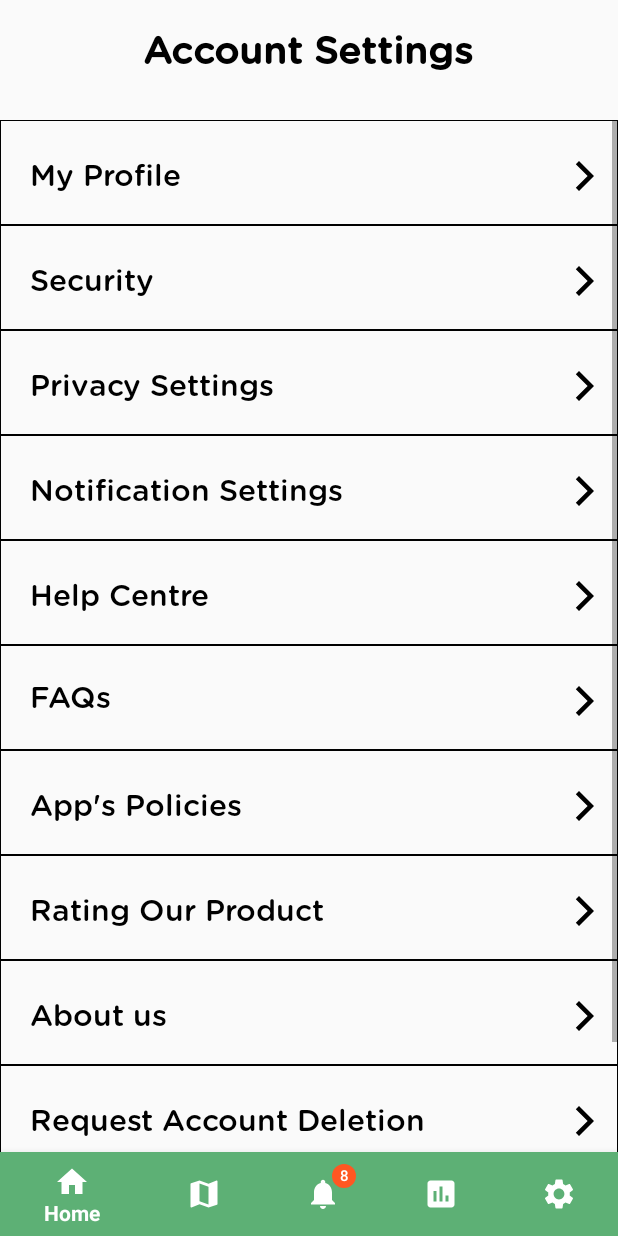
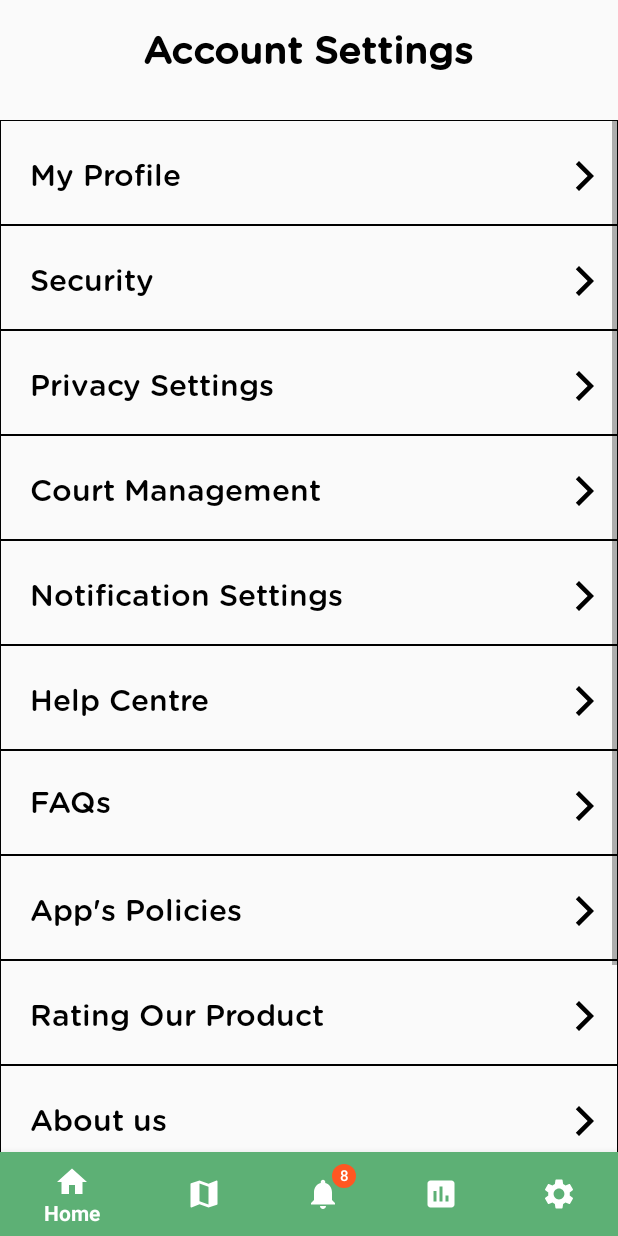
Before and after one commit to sonyrich/tennis-booking, an Android app: the fragment SettingFragment placed in its activity, on a phone screen of 412 x 824 dp. Run offline under Robolectric (Android 15) with nearby library versions, the light colour scheme and no system bars.

Commit message:
re-add court management

```diff
--- a/app/src/main/java/com/example/tennis_booking/SettingFragment.java
+++ b/app/src/main/java/com/example/tennis_booking/SettingFragment.java
@@ -36,6 +36,15 @@ public class SettingFragment extends Fragment {
             }
         });
 
+        tv_courtmgr = (TextView) rootView.findViewById(R.id.tv_courtmgr);
+        tv_courtmgr.setOnClickListener(new View.OnClickListener() {
+            @Override
+            public void onClick(View v) {
+                Intent intent = new Intent(getContext(), ListCourse2.class);
+                startActivity(intent);
+            }
+        });
+
         cl = (ConstraintLayout) rootView.findViewById(R.id.setting1);
         cl.setOnClickListener(new View.OnClickListener() {
             @Override
--- a/app/src/main/res/layout/fragment_setting.xml
+++ b/app/src/main/res/layout/fragment_setting.xml
@@ -137,12 +137,12 @@
                 app:layout_constraintTop_toBottomOf="@+id/setting3">
 
                 <TextView
-                    android:id="@+id/tvSetting4"
+                    android:id="@+id/tv_courtmgr"
                     android:layout_width="250dp"
                     android:layout_height="30dp"
                     android:layout_marginStart="20dp"
                     android:layout_marginTop="22dp"
-                    android:text="Notification Settings"
+                    android:text="Court Management"
                     android:fontFamily="@font/gotham"
                     android:textColor="@color/black"
                     android:textSize="20sp"
@@ -170,11 +170,11 @@
 
                 <TextView
                     android:id="@+id/tvSetting5"
-                    android:layout_width="150dp"
+                    android:layout_width="250dp"
                     android:layout_height="30dp"
                     android:layout_marginStart="20dp"
                     android:layout_marginTop="22dp"
-                    android:text="Help Centre"
+                    android:text="Notification Settings"
                     android:fontFamily="@font/gotham"
                     android:textColor="@color/black"
                     android:textSize="20sp"
@@ -202,14 +202,14 @@
 
                 <TextView
                     android:id="@+id/tvSetting6"
-                    android:layout_width="200dp"
+                    android:layout_width="150dp"
                     android:layout_height="30dp"
                     android:layout_marginStart="20dp"
+                    android:layout_marginTop="22dp"
+                    android:text="Help Centre"
                     android:fontFamily="@font/gotham"
-                    android:text="FAQs"
                     android:textColor="@color/black"
                     android:textSize="20sp"
-                    app:layout_constraintBottom_toBottomOf="parent"
                     app:layout_constraintStart_toStartOf="parent"
                     app:layout_constraintTop_toTopOf="parent" />
 
@@ -237,11 +237,11 @@
                     android:layout_width="200dp"
                     android:layout_height="30dp"
                     android:layout_marginStart="20dp"
-                    android:layout_marginTop="22dp"
-                    android:text="App's Policies"
                     android:fontFamily="@font/gotham"
+                    android:text="FAQs"
                     android:textColor="@color/black"
                     android:textSize="20sp"
+                    app:layout_constraintBottom_toBottomOf="parent"
                     app:layout_constraintStart_toStartOf="parent"
                     app:layout_constraintTop_toTopOf="parent" />
 
@@ -270,7 +270,7 @@
                     android:layout_height="30dp"
                     android:layout_marginStart="20dp"
                     android:layout_marginTop="22dp"
-                    android:text="Rating Our Product"
+                    android:text="App's Policies"
                     android:fontFamily="@font/gotham"
                     android:textColor="@color/black"
                     android:textSize="20sp"
@@ -302,7 +302,7 @@
                     android:layout_height="30dp"
                     android:layout_marginStart="20dp"
                     android:layout_marginTop="22dp"
-                    android:text="About us"
+                    android:text="Rating Our Product"
                     android:fontFamily="@font/gotham"
                     android:textColor="@color/black"
                     android:textSize="20sp"
@@ -330,6 +330,38 @@
 
                 <TextView
                     android:id="@+id/tvSetting10"
+                    android:layout_width="200dp"
+                    android:layout_height="30dp"
+                    android:layout_marginStart="20dp"
+                    android:layout_marginTop="22dp"
+                    android:text="About us"
+                    android:fontFamily="@font/gotham"
+                    android:textColor="@color/black"
+                    android:textSize="20sp"
+                    app:layout_constraintStart_toStartOf="parent"
+                    app:layout_constraintTop_toTopOf="parent" />
+
+                <ImageView
+                    android:layout_width="wrap_content"
+                    android:layout_height="wrap_content"
+                    android:layout_marginTop="25dp"
+                    android:layout_marginEnd="10dp"
+                    android:src="@drawable/ic_baseline_arrow_forward_ios_24"
+                    app:layout_constraintEnd_toEndOf="parent"
+                    app:layout_constraintTop_toTopOf="parent" />
+
+            </androidx.constraintlayout.widget.ConstraintLayout>
+
+            <androidx.constraintlayout.widget.ConstraintLayout
+                android:id="@+id/setting11"
+                android:layout_width="match_parent"
+                android:layout_height="70dp"
+                android:background="@drawable/custom_setting_text"
+                app:layout_constraintStart_toStartOf="parent"
+                app:layout_constraintTop_toBottomOf="@+id/setting10">
+
+                <TextView
+                    android:id="@+id/tvSetting11"
                     android:layout_width="290dp"
                     android:layout_height="30dp"
                     android:layout_marginStart="20dp"
@@ -358,7 +390,7 @@
                 android:layout_height="70dp"
                 android:background="@drawable/custom_setting_text"
                 app:layout_constraintStart_toStartOf="parent"
-                app:layout_constraintTop_toBottomOf="@+id/setting10">
+                app:layout_constraintTop_toBottomOf="@+id/setting11">
 
                 <Button
                     android:id="@+id/btnLogout"
@@ -379,9 +411,6 @@
                     app:layout_constraintTop_toTopOf="parent" />
 
             </androidx.constraintlayout.widget.ConstraintLayout>
-
         </androidx.constraintlayout.widget.ConstraintLayout>
-
     </ScrollView>
-
 </FrameLayout>
```
